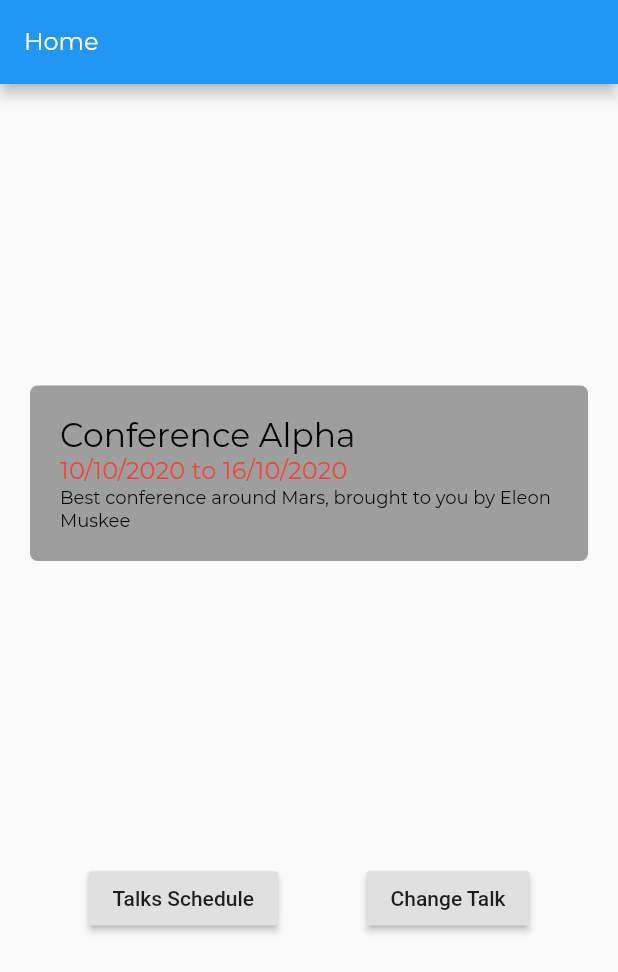
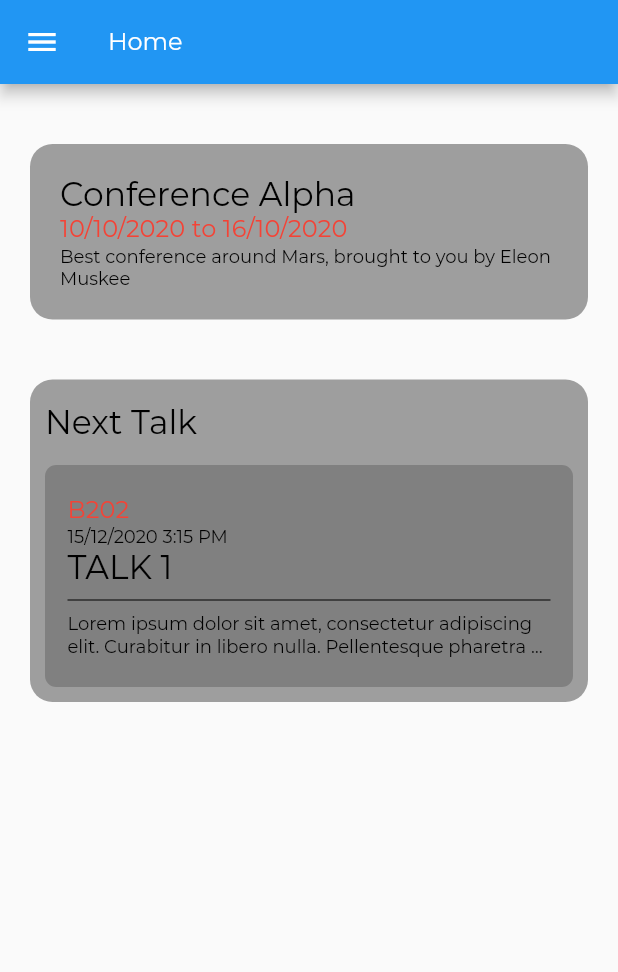
Before and after one commit to FEUP-ESOF-2020-21/open-cx-t4g1-grupo-1, a Flutter app: the screen it shows after launch, on a phone screen of 412 x 824 dp. Shown: the top 972 px of the screen. Run offline on Flutter 3.47's test engine with Material 2 defaults, Android fonts, the light colour scheme and no system bars; our stand-ins replace toast.

Commit message:
added main home page and drawer

```diff
--- a/adov_flutter/lib/models/talk.dart
+++ b/adov_flutter/lib/models/talk.dart
@@ -53,12 +53,19 @@ class Talk {
         list.add(element);
       }
     });
+    list.sort((a, b) {
+      return DateTime(a.day.year, a.day.month, a.day.day, a.time.hour, a.time.minute)
+          .compareTo(DateTime(b.day.year, b.day.month, b.day.day, b.time.hour, b.time.minute));
+    });
     return list;
   }
 
   static Set<DateTime> fetchDays() {
     List<Talk> list = fetchAll();
-    list.sort((a, b) => a.day.compareTo(b.day));
+    list.sort((a, b) {
+      return DateTime(a.day.year, a.day.month, a.day.day, a.time.hour, a.time.minute)
+          .compareTo(DateTime(b.day.year, b.day.month, b.day.day, b.time.hour, b.time.minute));
+    });
     Set<DateTime> days = new Set();
     for (var i = 0; i < list.length; ++i) {
       days.add(list[i].day);
--- /dev/null
+++ b/adov_flutter/lib/screens/home_screen/conference_details.dart
@@ -0,0 +1,52 @@
+import 'package:flutter/cupertino.dart';
+import 'package:flutter/material.dart';
+
+import '../../style.dart';
+
+class ConferenceDetails extends StatelessWidget {
+  final bool darkTheme;
+  final EdgeInsets padding;
+
+  ConferenceDetails({
+    this.darkTheme = false,
+    this.padding,
+  });
+
+  @override
+  Widget build(BuildContext context) {
+    final textColor = this.darkTheme ? TextColorLight : TextColorDark;
+
+    return Padding(
+      padding: padding,
+      child: Container(
+        width: 400,
+        padding: EdgeInsets.symmetric(horizontal: 20, vertical: 20),
+        margin: EdgeInsets.symmetric(horizontal: 20),
+        decoration: BoxDecoration(
+          color: Colors.grey,
+          borderRadius: BorderRadius.circular(15),
+        ),
+        child: Column(
+            mainAxisAlignment: MainAxisAlignment.spaceEvenly,
+            crossAxisAlignment: CrossAxisAlignment.start,
+            children: [
+              Text(
+                "Conference Alpha",
+                style: Theme.of(context).textTheme.title.copyWith(color: textColor),
+              ),
+              Text(
+                '10/10/2020 to 16/10/2020',
+                style: Theme.of(context).textTheme.subtitle,
+              ),
+              Text(
+                "Best conference around Mars, brought to you by Eleon Muskee",
+                style: Theme.of(context)
+                    .textTheme
+                    .caption
+                    .copyWith(color: textColor),
+              ),
+            ]),
+      ),
+    );
+  }
+}
--- a/adov_flutter/lib/screens/home_screen/home_screen.dart
+++ b/adov_flutter/lib/screens/home_screen/home_screen.dart
@@ -1,5 +1,14 @@
 import 'package:adov_flutter/app.dart';
-import 'package:adov_flutter/widgets/conference_details.dart';
+import 'package:adov_flutter/screens/home_screen/next_talk.dart';
+import '../../app.dart';
+import '../../style.dart';
+import '../../style.dart';
+import '../../style.dart';
+import '../../style.dart';
+import '../../style.dart';
+import '../../style.dart';
+import '../../style.dart';
+import 'file:///C:/Users/skidr/OneDrive/Desktop/open-cx-t4g1-grupo-1/adov_flutter/lib/screens/home_screen/conference_details.dart';
 import 'package:flutter/cupertino.dart';
 import 'package:flutter/material.dart';
 
@@ -10,25 +19,60 @@ class HomeScreen extends StatelessWidget {
       appBar: AppBar(
         title: Text("Home"),
       ),
+      drawer: Drawer(
+          child: ListView(
+            padding: EdgeInsets.zero,
+            children: [
+              DrawerHeader(
+                decoration: BoxDecoration(
+                  color: Colors.blue,
+                ),
+                child: Text(
+                  'AdOv',
+                  style: TitleTextStyle.copyWith(
+                    color: Colors.white
+                  )
+                ),
+              ),
+              ListTile(
+                onTap: () {
+                  Navigator.pop(context);
+                  Navigator.pushNamed(context, TalksScheduleRoute);
+                },
+                leading: Icon(Icons.calendar_today),
+                title: Text('Talks Schedule', style: ListItemDrawerStyle,),
+              ),
+              ListTile(
+                leading: Icon(Icons.edit),
+                title: Text('Edit Talks', style: ListItemDrawerStyle,),
+                onTap: () => Navigator.pop(context),
+              ),
+              ListTile(
+                leading: Icon(Icons.logout),
+                title: Text('Logout', style: ListItemDrawerStyle,),
+                onTap: () => Navigator.pop(context),
+              ),
+              ListTile(
+                title: Text(
+                  'v0.1-alpha',
+                  style: ListItemDrawerStyle.copyWith(
+                    color: Colors.grey
+                  ),
+                ),
+              ),
+            ],
+          ),
+        ),
       body: Column(
-        mainAxisAlignment: MainAxisAlignment.spaceEvenly,
+        mainAxisAlignment: MainAxisAlignment.start,
         crossAxisAlignment: CrossAxisAlignment.center,
         children: [
-          ConferenceDetails(),
-          Row(
-            mainAxisAlignment: MainAxisAlignment.spaceEvenly,
-            crossAxisAlignment: CrossAxisAlignment.center,
-            children: [
-              RaisedButton(
-                onPressed: () => Navigator.pushNamed(context, TalksScheduleRoute),
-                child: Text('Talks Schedule'),
-              ),
-              RaisedButton(
-                onPressed: () => null,
-                child: Text('Change Talk'),
-              ),
-            ],
-          )
+          ConferenceDetails(
+            padding: EdgeInsets.symmetric(vertical: 40),
+          ),
+          NextTalk(
+            padding: EdgeInsets.only(bottom: 40),
+          ),
         ],
       )
     );
--- /dev/null
+++ b/adov_flutter/lib/screens/home_screen/next_talk.dart
@@ -0,0 +1,130 @@
+import 'package:flutter/cupertino.dart';
+import 'package:flutter/material.dart';
+import 'package:intl/intl.dart';
+
+import '../../app.dart';
+import '../../models/talk.dart';
+import '../../style.dart';
+import '../../style.dart';
+import '../../style.dart';
+import '../../style.dart';
+
+class NextTalk extends StatelessWidget {
+  final bool darkTheme;
+  final EdgeInsets padding;
+  final Talk talk = _getNextTalk();
+
+  NextTalk({
+    this.darkTheme = false,
+    this.padding
+  });
+
+  @override
+  Widget build(BuildContext context) {
+    final textColor = this.darkTheme ? TextColorLight : TextColorDark;
+
+    return Padding(
+      padding: this.padding,
+      child: Container(
+        width: 400,
+        margin: EdgeInsets.symmetric(horizontal: 20),
+        decoration: BoxDecoration(
+          color: Colors.grey,
+          borderRadius: BorderRadius.circular(15),
+        ),
+        child: Column(
+            mainAxisAlignment: MainAxisAlignment.spaceEvenly,
+            crossAxisAlignment: CrossAxisAlignment.start,
+            children: [
+              Padding(
+                padding: EdgeInsets.symmetric(horizontal: 10, vertical: 15),
+                child: Text(
+                  "Next Talk",
+                  style: CardsTitleStyle.copyWith(
+                    color: textColor,
+                  ),
+                ),
+              ),
+              GestureDetector(
+                onTap: () => _onTalkTap(context, talk.id),
+                child: Container(
+                  decoration: BoxDecoration(
+                    color: Color.fromRGBO(128, 128, 128, 1),
+                    borderRadius: BorderRadius.circular(7.5),
+                  ),
+                  width: 400,
+                  margin: EdgeInsets.only(left: 10, right: 10, bottom: 10),
+                  padding: EdgeInsets.symmetric(horizontal: 15, vertical: 20),
+                  child: Column(
+                    mainAxisAlignment: MainAxisAlignment.spaceEvenly,
+                    crossAxisAlignment: CrossAxisAlignment.start,
+                    children: [
+                      Text(
+                        talk.room.toUpperCase(),
+                        style: Theme.of(context).textTheme.subtitle,
+                      ),
+                      Text(
+                        DateFormat('dd/MM/yyyy ').format(talk.day) + talk.time.format(context),
+                        style: Theme.of(context)
+                            .textTheme
+                            .caption
+                            .copyWith(color: textColor),
+                      ),
+                      Text(
+                        talk.title.toUpperCase(),
+                        key: Key('talk_tile_name_${talk.id}'),
+                        overflow: TextOverflow.ellipsis,
+                        maxLines: 1,
+                        style:
+                        Theme.of(context).textTheme.title.copyWith(color: textColor),
+                      ),
+                      Divider(
+                        color: Colors.black,
+                      ),
+                      Text(
+                        talk.details,
+                        overflow: TextOverflow.ellipsis,
+                        maxLines: 2,
+                        style: Body1TextStyle.copyWith(
+                          fontSize: SmallTextSize
+                        )
+                      ),
+                    ],
+                  ),
+                ),
+              )
+            ]
+        ),
+      ),
+    );
+  }
+
+  _onTalkTap(BuildContext context, int locationID) {
+    Navigator.pushNamed(context, TalkDetailRoute,
+        arguments: {"id": locationID});
+  }
+
+  static Talk _getNextTalk() {
+    var day = DateTime.now();
+    var days = Talk.fetchDays();
+
+    var talksDay = Talk.fetchByDay(DateTime(day.year, day.month, day.day));
+    talksDay.sort((a, b) {
+      return DateTime(2020, 1, 1, a.time.hour, a.time.minute).compareTo(DateTime(2020, 1, 1, b.time.hour, b.time.minute));
+    });
+    if (talksDay.isNotEmpty) {
+      for (var talk in talksDay) {
+        if (day.isBefore(DateTime(talk.day.year, talk.day.month, talk.day.day, talk.time.hour, talk.time.minute))) {
+          return talk;
+        }
+      }
+    }
+
+    for ( var i = 0; i < days.length; i++ ) {
+      if (days.elementAt(i).isAfter(day)) {
+        return Talk.fetchByDay(days.elementAt(i))[0];
+      }
+    }
+    return null;
+  }
+}
--- a/adov_flutter/lib/style.dart
+++ b/adov_flutter/lib/style.dart
@@ -12,6 +12,20 @@ const Color TextColorAccent = Colors.red;
 const Color TextColorFaint = Color.fromRGBO(125, 125, 125, 1.0);
 
 const DefaultPaddingHorizontal = 12.0;
+
+const CardsTitleStyle = TextStyle(
+  fontFamily: FontNameDefault,
+  fontWeight: FontWeight.w500,
+  fontSize: LargeTextSize,
+  color: Colors.white,
+);
+
+const ListItemDrawerStyle = TextStyle(
+  fontFamily: FontNameDefault,
+  fontWeight: FontWeight.w300,
+  fontSize: MediumTextSize,
+  color: Colors.black,
+);
 
 const AppBarTextStyle = TextStyle(
   fontFamily: FontNameDefault,
--- a/adov_flutter/lib/widgets/conference_details.dart
+++ /dev/null
@@ -1,44 +0,0 @@
-import 'package:flutter/cupertino.dart';
-import 'package:flutter/material.dart';
-
-import '../style.dart';
-
-class ConferenceDetails extends StatelessWidget {
-  final bool darkTheme;
-
-  ConferenceDetails({this.darkTheme = false});
-
-  @override
-  Widget build(BuildContext context) {
-    final textColor = this.darkTheme ? TextColorLight : TextColorDark;
-
-    return Container(
-      padding: EdgeInsets.symmetric(horizontal: 20, vertical: 20),
-      margin: EdgeInsets.symmetric(horizontal: 20),
-      decoration: BoxDecoration(
-        color: Colors.grey,
-        borderRadius: BorderRadius.circular(5),
-      ),
-      child: Column(
-          mainAxisAlignment: MainAxisAlignment.spaceEvenly,
-          crossAxisAlignment: CrossAxisAlignment.start,
-          children: [
-            Text(
-              "Conference Alpha",
-              style: Theme.of(context).textTheme.title.copyWith(color: textColor),
-            ),
-            Text(
-              '10/10/2020 to 16/10/2020',
-              style: Theme.of(context).textTheme.subtitle,
-            ),
-            Text(
-              "Best conference around Mars, brought to you by Eleon Muskee",
-              style: Theme.of(context)
-                  .textTheme
-                  .caption
-                  .copyWith(color: textColor),
-            ),
-          ]),
-    );
-  }
-}
```
